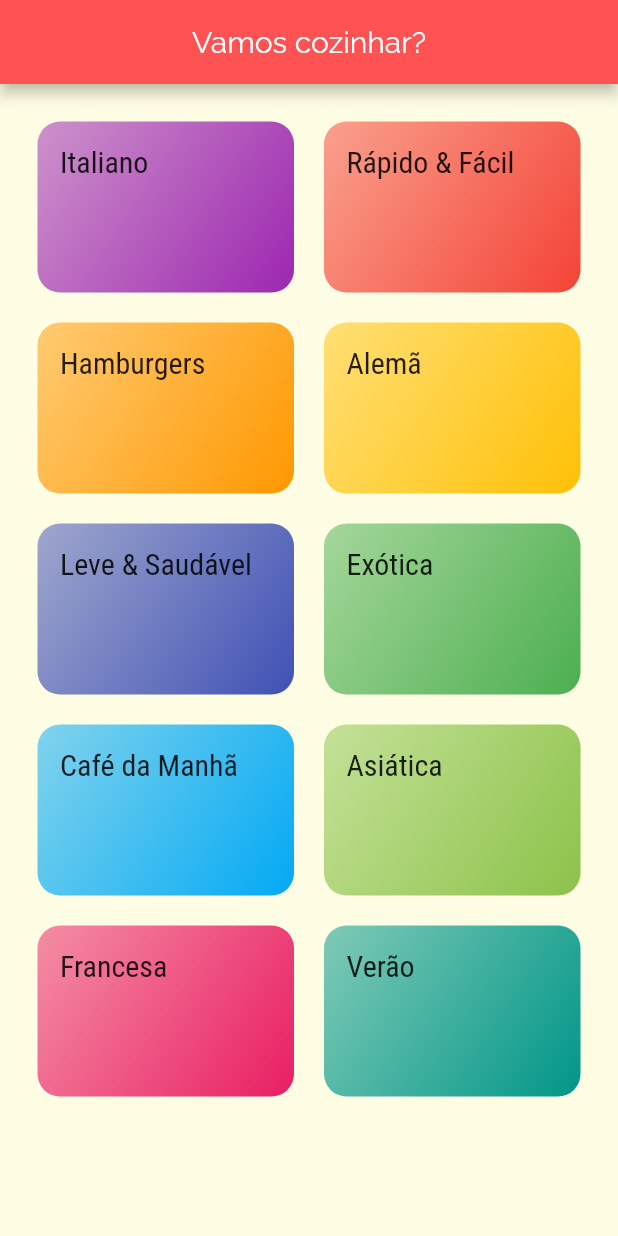
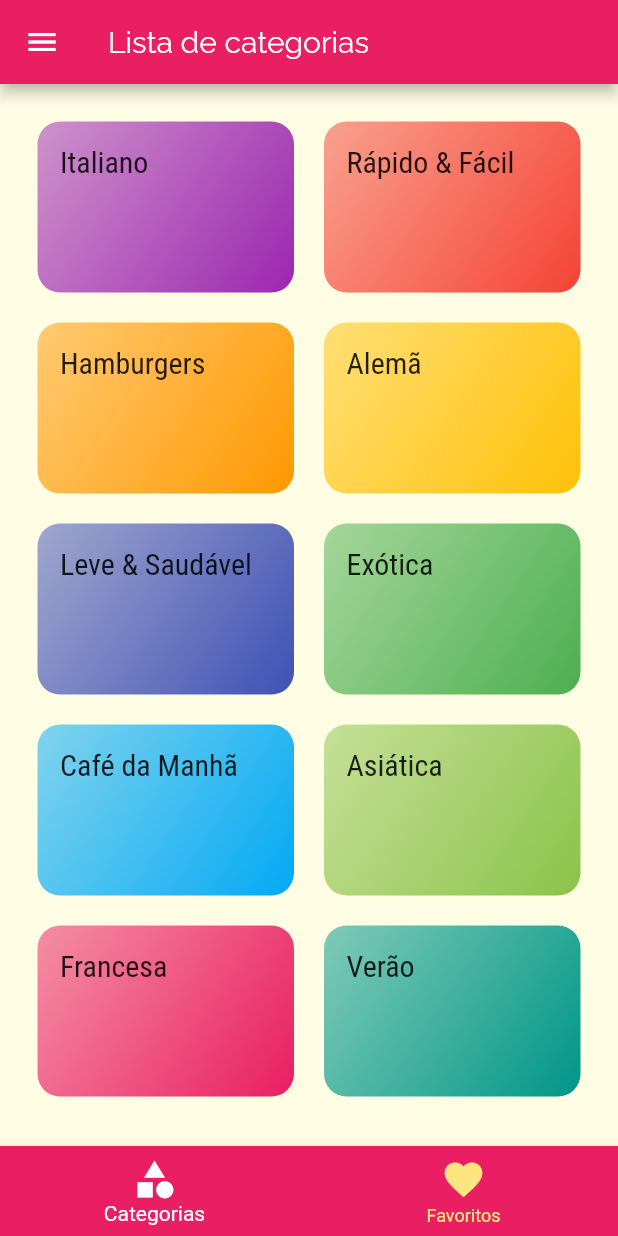
Before and after one commit to karudia1/meal_udemy, a Flutter app: the screen it shows after launch, on a phone screen of 412 x 824 dp. Run offline on Flutter 3.47's test engine with Material 2 defaults, Android fonts, the phone set to English and light mode, and no system bars.

```diff
--- a/meals/lib/components/meal_item.dart
+++ b/meals/lib/components/meal_item.dart
@@ -14,7 +14,7 @@ class MealItem extends StatelessWidget {
         .pushNamed(
       AppRoutes.MEAL_DETAIL,
       arguments: meal,
-    )
+    ) //Retorna algun valor da tela anterior
         .then((result) {
       if (result == null) {
         print('Sem resultado!');
--- a/meals/lib/main.dart
+++ b/meals/lib/main.dart
@@ -1,14 +1,61 @@
 // ignore_for_file: omit_local_variable_types
 
 import 'package:flutter/material.dart';
+import 'package:meals/models/settings.dart';
+import 'package:meals/screens/meal_detail_screen.dart';
+import 'package:meals/screens/settings_screen.dart';
+
+import 'data/dummy_data.dart';
+import 'models/meal.dart';
+import 'screens/categories_meals_screen.dart';
 import 'screens/categories_screen.dart';
+import 'screens/tabs_screen.dart';
+import 'utils/app_routes.dart';
 
 void main() => runApp(MyApp());
 
-class MyApp extends StatelessWidget {
+class MyApp extends StatefulWidget {
+  @override
+  State<MyApp> createState() => _MyAppState();
+}
+
+class _MyAppState extends State<MyApp> {
+  Settings settings = Settings();
+  //Não coloca final, pois vai ficar alterando a referência
+  List<Meal> _availableMeals = DUMMY_MEALS;
+  List<Meal> _favoriteMeals = [];
+
+  void _filterMeals(Settings settings) {
+    setState(() {
+      this.settings = settings;
+      _availableMeals = DUMMY_MEALS.where((meal) {
+        final filteGluten = settings.isGlutenFree && !meal.isGlutenFree;
+        final filterLactose = settings.isLactoseFree && !meal.isLactoseFree;
+        final filterVegan = settings.isVegan && !meal.isVegan;
+        final filterVegetarian = settings.isVegetarian && !meal.isVegetarian;
+        return !filteGluten &&
+            !filterLactose &&
+            !filterVegan &&
+            !filterVegetarian;
+      }).toList();
+    });
+  }
+
+  //Alterna a seleção de comida favoritas
+  void _toggleFavorite(Meal meal) {
+    setState(() {
+      _favoriteMeals.contains(meal)
+          ? _favoriteMeals.remove(meal)
+          : _favoriteMeals.add(meal);
+    });
+  }
+
+  bool _isfavorite(Meal meal) {
+    return _favoriteMeals.contains(meal);
+  }
+
   @override
   Widget build(BuildContext context) {
-
     return MaterialApp(
       title: 'DeliMeals',
       theme: ThemeData(
@@ -24,7 +71,41 @@ class MyApp extends StatelessWidget {
               fontFamily: 'RobotoCondensed',
             )),
       ),
-      home: CategoriesScreen(),
+      //home: CategoriesScreen(),
+
+      routes: {
+        //substituiu a CategoriesScreen:
+        //AppRoutes.HOME: (ctx) => CategoriesScreen(),
+        AppRoutes.HOME: (ctx) => TabsScreen(_favoriteMeals),
+        //Passagem de parametro para CategoriesMealsScreen
+        AppRoutes.CATEGORIES_MEALS: (ctx) =>
+            CategoriesMealsScreen(_availableMeals),
+        // colocada uma função para passar a comida favorita
+        AppRoutes.MEAL_DETAIL: (ctx) => MealDetailScreen(_toggleFavorite, _isfavorite),
+        AppRoutes.SETTINGS: (ctx) => SettingsScreen(settings, _filterMeals),
+      },
+      //exemplo de criação de rota dinâmica
+      /* onGenerateRoute: (settings) {
+        if (settings.name == '/aluma-coisa') {
+          return null;
+        } else if (settings.name == 'outra-coisa') {
+          return null;
+        } else {
+          return MaterialPageRoute(
+            builder: (_) {
+              return CategoriesScreen();
+            },
+          );
+        }
+      }, */
+      //Quando a rota é desconhecida (gera uma mensagem de erro, tipo 404)
+      onUnknownRoute: (setting) {
+        return MaterialPageRoute(
+          builder: (_) {
+            return CategoriesScreen();
+          },
+        );
+      },
     );
   }
 }
--- a/meals/lib/screens/categories_screen.dart
+++ b/meals/lib/screens/categories_screen.dart
@@ -5,17 +5,7 @@ import 'package:meals/data/dummy_data.dart';
 class CategoriesScreen extends StatelessWidget {
   @override
   Widget build(BuildContext context) {
-    return Scaffold(
-      appBar: AppBar(
-        title: Container(
-          alignment: Alignment.center,
-          child: Text(
-            'Vamos cozinhar?',
-          ),
-        ),
-        backgroundColor: Colors.redAccent,
-      ),
-      body: GridView(
+    return GridView(
       padding: const EdgeInsets.all(25),
       gridDelegate: SliverGridDelegateWithMaxCrossAxisExtent(
         maxCrossAxisExtent: 200,
@@ -26,7 +16,6 @@ class CategoriesScreen extends StatelessWidget {
       children: DUMMY_CATEGORIES.map((cat) {
         return CategoryItem(cat);
       }).toList(),
-      ),
     );
   }
 }
--- a/meals/lib/screens/meal_detail_screen.dart
+++ b/meals/lib/screens/meal_detail_screen.dart
@@ -48,6 +48,7 @@ class MealDetailScreen extends StatelessWidget {
             Container(
               height: 300,
               width: double.infinity,
+              //Imagem hospedada remotamente
               child: Image.network(
                 meal.imageUrl,
                 fit: BoxFit.cover,
@@ -93,9 +94,11 @@ class MealDetailScreen extends StatelessWidget {
           ],
         ),
       ),
+      //Botão de comida favorita
       floatingActionButton: FloatingActionButton(
         child: Icon(isFavorite(meal) ? Icons.star : Icons.star_border),
         onPressed: () {
+          //coloca ou retira da lista de favoritos
           onToggleFavorite(meal);
         },
       ),
--- a/meals/lib/screens/tabs_screen.dart
+++ b/meals/lib/screens/tabs_screen.dart
@@ -2,35 +2,35 @@
 
 import 'package:flutter/material.dart';
 import 'package:meals/models/meal.dart';
-import 'categories_screen.dart';
+import 'package:meals/screens/categories_screen.dart';
+import 'package:meals/screens/favorite_screen.dart';
+import '../components/main_drawer.dart';
 
-import 'favorite_screen.dart';
-
+//controla a navegação com abas
 class TabsScreen extends StatefulWidget {
   final List<Meal> favoriteMeals;
 
   const TabsScreen(this.favoriteMeals);
 
   @override
-  _TabsScreenState createState() => _TabsScreenState();
+  State<TabsScreen> createState() => _TabsScreenState();
 }
 
 class _TabsScreenState extends State<TabsScreen> {
-
   int _selectedScreenIndex = 0;
-  late List<Map<String, Object>> _screens;
+  late List<Map<String, dynamic>> _screens;
 
   @override
   void initState() {
     super.initState();
     _screens = [
       {
-        'title': 'Lista de Categorias',
+        'title': 'Lista de categorias',
         'screen': CategoriesScreen(),
       },
       {
-        'title': 'Meus Favoritos',
-        'screen': FavoriteScreen(widget.favoriteMeals),
+        'title': 'Meus favoritos',
+        'screen': FavoriteScreen(widget.favoriteMeals)
       },
     ];
   }
@@ -40,10 +40,38 @@ class _TabsScreenState extends State<TabsScreen> {
       _selectedScreenIndex = index;
     });
   }
+
   @override
   Widget build(BuildContext context) {
-    return Container(
-
+    return Scaffold(
+      appBar: AppBar(
+        title: Text(_screens[_selectedScreenIndex]['title']),
+        backgroundColor: Theme.of(context).primaryColor,
+      ),
+      //Icone de navegação
+      drawer: MainDrawer(),
+      body: _screens[_selectedScreenIndex]['screen'],
+      bottomNavigationBar: BottomNavigationBar(
+        items: [
+          BottomNavigationBarItem(
+            icon: Icon(Icons.category),
+            label: 'Categorias',
+            // backgroundColor: Theme.of(context).primaryColor,
+          ),
+          BottomNavigationBarItem(
+            icon: Icon(Icons.favorite),
+            label: 'Favoritos',
+            //  backgroundColor: Theme.of(context).primaryColor,
+          ),
+        ],
+        backgroundColor: Theme.of(context).primaryColor,
+        currentIndex: _selectedScreenIndex,
+        selectedItemColor: Colors.white,
+        unselectedItemColor: Colors.amberAccent[100],
+        iconSize: 30,
+        onTap: _selectScreen,
+        //type: BottomNavigationBarType.shifting,
+      ),
     );
   }
 }
--- a/meals/pubspec.yaml
+++ b/meals/pubspec.yaml
@@ -29,7 +29,6 @@ environment:
 dependencies:
   flutter:
     sdk: flutter
-
 
   # The following adds the Cupertino Icons font to your application.
   # Use with the CupertinoIcons class for iOS style icons.
```
Also changed, not shown: meals/lib/components/category_item.dart (+8 -3 lines), meals/lib/components/main_drawer.dart (+6 -3 lines), meals/lib/screens/categories_meals_screen.dart (+19 -3 lines), meals/lib/screens/settings_screen.dart (+11 -11 lines). Lines whose indentation alone changed are shown as unchanged.
